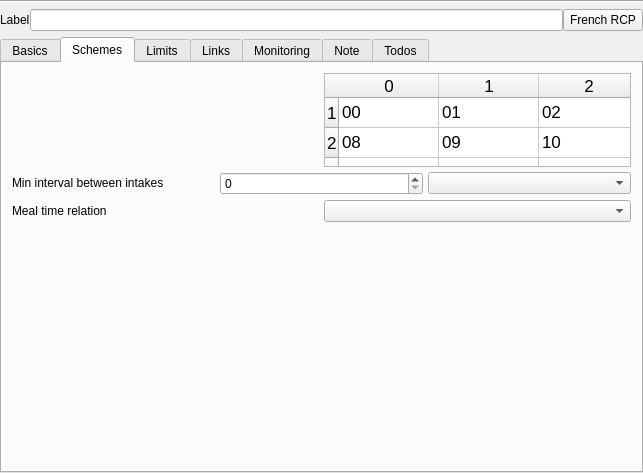
Above: plugins/drugsplugin/dosagedialog/mfDosageViewer.ui from FreeHealth/freehealth before the change. Below: the same form after it.
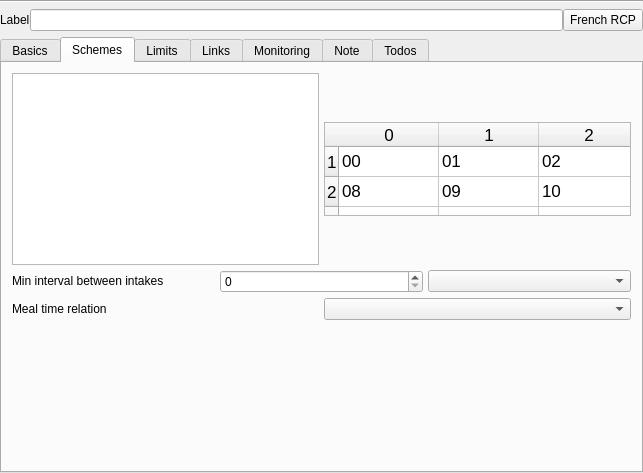
That is the form after the change. Custom widgets are drawn as their Qt base class.

Commit message: Created a SpinBoxDelegate that manages int and double Created a DailySchemeModel for the posology edition Modified DosageViewer to use the DailySchemeModel

The edit to the form file:
```diff
--- a/plugins/drugsplugin/dosagedialog/mfDosageViewer.ui
+++ b/plugins/drugsplugin/dosagedialog/mfDosageViewer.ui
@@ -374,7 +374,7 @@
        <property name="spacing">
         <number>5</number>
        </property>
-       <item row="1" column="0">
+       <item row="2" column="0">
         <layout class="QHBoxLayout" name="horizontalLayout">
          <item>
           <widget class="QLabel" name="label_11">
@@ -428,10 +428,17 @@
          </item>
         </layout>
        </item>
-       <item row="0" column="0">
+       <item row="1" column="0">
         <layout class="QHBoxLayout" name="intakeSchemeHorizLayout">
          <item>
-          <widget class="Views::StringListView" name="dailySchemeListView" native="true"/>
+          <widget class="QTableView" name="dailySchemeView">
+           <property name="sizePolicy">
+            <sizepolicy hsizetype="Minimum" vsizetype="Expanding">
+             <horstretch>0</horstretch>
+             <verstretch>0</verstretch>
+            </sizepolicy>
+           </property>
+          </widget>
          </item>
          <item>
           <widget class="QTableWidget" name="hourlyTableWidget">
@@ -646,7 +653,7 @@
          </item>
         </layout>
        </item>
-       <item row="5" column="0">
+       <item row="6" column="0">
         <spacer name="verticalSpacer_2">
          <property name="orientation">
           <enum>Qt::Vertical</enum>
@@ -659,7 +666,7 @@
          </property>
         </spacer>
        </item>
-       <item row="3" column="0">
+       <item row="4" column="0">
         <layout class="QHBoxLayout" name="horizontalLayout_2">
          <item>
           <widget class="QLabel" name="mealtimerelation">
@@ -1069,14 +1076,6 @@
    </item>
   </layout>
  </widget>
- <customwidgets>
-  <customwidget>
-   <class>Views::StringListView</class>
-   <extends>QWidget</extends>
-   <header location="global">listviewplugin/stringlistview.h</header>
-   <container>1</container>
-  </customwidget>
- </customwidgets>
  <tabstops>
   <tabstop>labelLineEdit</tabstop>
   <tabstop>fromToIntakesCheck</tabstop>
```
The commit also changes 11 other files.
